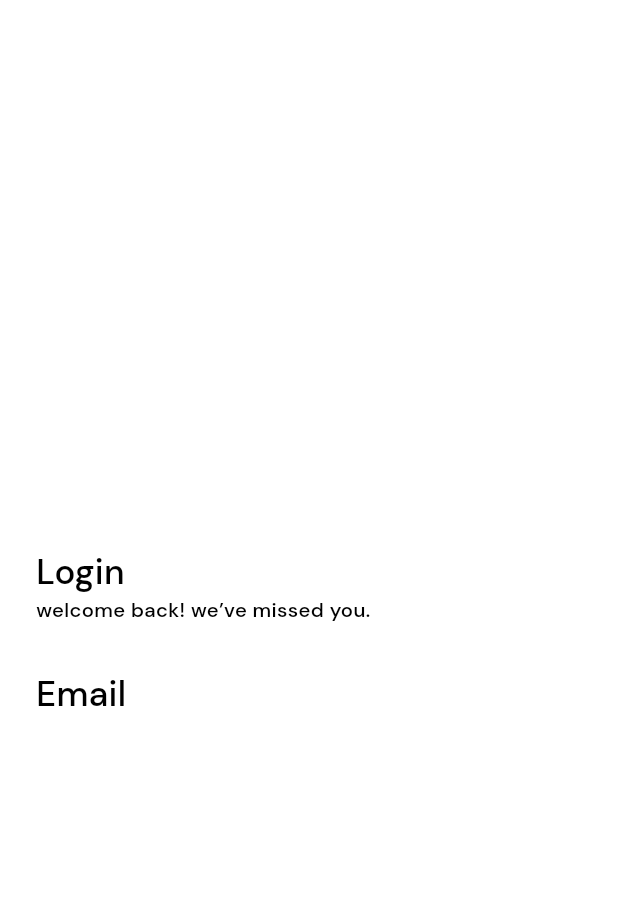
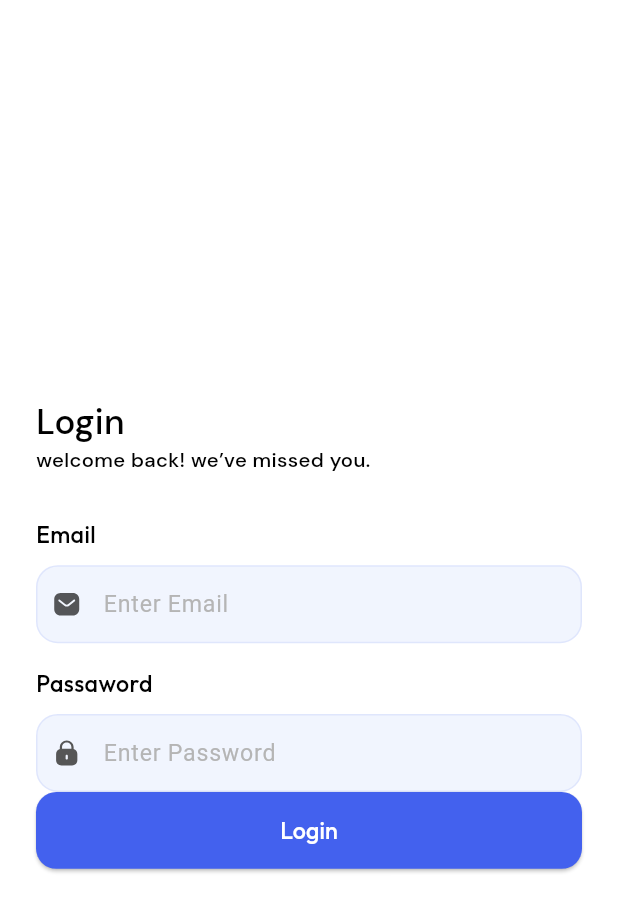
Before and after one commit to alfayej55/Jobless, a Flutter app: the screen it shows after launch, after a tap on "Login", on a phone screen of 412 x 824 dp. Shown: the top 912 px of the screen. Run offline on Flutter 3.47's test engine with Material 3 defaults, Android fonts, the phone set to English and light mode, and no system bars; our stand-ins replace animated_notch_bottom_bar, flutter_screenutil, flutter_spinkit, flutter_svg, get, shared_preferences.

Commit message:
login screen

```diff
--- a/lib/helpers/route.dart
+++ b/lib/helpers/route.dart
@@ -30,7 +30,7 @@ class AppRoutes{
     GetPage(name:profileScreen, page: ()=>const ProfileScreen(),transition: Transition.noTransition),
      GetPage(name:jobConfirmScreen, page: ()=>const JobConfiramScreen()),
      GetPage(name:jobCategoriScreen, page: ()=>const JoblessCategoricScreen()),
-     GetPage(name:loginScreen, page: ()=>const LoginScreen()),
+     GetPage(name:loginScreen, page: ()=> LoginScreen()),
   ];
 
 
--- a/lib/themes/light_theme.dart
+++ b/lib/themes/light_theme.dart
@@ -1,4 +1,5 @@
 import 'package:flutter/material.dart';
+import 'package:flutter_screenutil/flutter_screenutil.dart';
 import 'package:jobless/utils/app_colors.dart';
 
 ThemeData light({Color color = const Color(0xFF4361EE)}) => ThemeData(
@@ -9,10 +10,24 @@ ThemeData light({Color color = const Color(0xFF4361EE)}) => ThemeData(
   brightness: Brightness.light,
 
   hintColor: Color(0xFF9F9F9F),
-  cardColor: Colors.white,
+  cardColor: AppColors.primaryColor,
   bottomNavigationBarTheme: BottomNavigationBarThemeData(
       backgroundColor: Colors.white,
     elevation: 5,
+  ),
+  inputDecorationTheme: InputDecorationTheme(
+      filled: true,
+      fillColor: AppColors.fillColor,
+      hintStyle: TextStyle(color:AppColors.hintColor,fontSize:16.sp),
+      isDense: true,
+      contentPadding:EdgeInsets.symmetric(
+          horizontal:12.w,
+          vertical: 16.h
+      ),
+      enabledBorder: enableBorder(),
+      focusedBorder: focusedBorder(),
+      errorBorder:errorBorder()
+
   ),
   outlinedButtonTheme: OutlinedButtonThemeData(
     style: OutlinedButton.styleFrom(
@@ -20,6 +35,7 @@ ThemeData light({Color color = const Color(0xFF4361EE)}) => ThemeData(
 
     ),
   ),
+
 
   textButtonTheme: TextButtonThemeData(style: TextButton.styleFrom(foregroundColor: color)),
   colorScheme: ColorScheme.light(primary: color, secondary: color).copyWith(background: const Color(0xFFF3F3F3)).copyWith(error: Color(0xFFE84D4F)),
@@ -30,3 +46,30 @@ ThemeData light({Color color = const Color(0xFF4361EE)}) => ThemeData(
 
 
 );
+OutlineInputBorder enableBorder() {
+  return OutlineInputBorder(
+    borderRadius: BorderRadius.circular(15.r),
+    borderSide: BorderSide(
+      color: AppColors.primaryColor.withOpacity(0.1),
+    ),
+
+
+  );
+}
+OutlineInputBorder focusedBorder() {
+  return OutlineInputBorder(
+    borderRadius: BorderRadius.circular(15.r),
+    borderSide:BorderSide(
+      color: AppColors.primaryColor,
+    ),
+  );
+}
+
+OutlineInputBorder errorBorder() {
+  return OutlineInputBorder(
+    borderRadius: BorderRadius.circular(8.r),
+    borderSide:const BorderSide(
+      color: Colors.red,
+    ),
+  );
+}
--- a/lib/utils/app_colors.dart
+++ b/lib/utils/app_colors.dart
@@ -14,7 +14,7 @@ class AppColors{
   static Color dark2Color = const Color(0xff565656);
   static Color hintColor = const Color(0xFFB5B5B5);
   static Color greyColor = const Color(0xFFB5B5B5);
-  static Color fillColor = const Color(0xFFE9F3FD).withOpacity(0.3);
+  static Color fillColor = const Color(0xFF5181F8).withOpacity(0.08);
   static Color dividerColor = const Color(0xFF555555);
   static Color shadowColor = const Color(0xFF2B2A2A);
   static Color bottomBarColor = const Color(0xFF343434);
--- a/lib/utils/app_icons.dart
+++ b/lib/utils/app_icons.dart
@@ -1,10 +1,11 @@
 class AppIcons{
 
+  static String baseUrl="assets/icons";
   static String homeIcon="assets/icons/home_icon.svg";
   static String notificationIcon="assets/icons/notification_icon.svg";
   static String profileIcon="assets/icons/profile_icon.svg";
   static String massageIcon="assets/icons/massage_icon.svg";
-  static String passwordIcon="assets/icons/passaword_icon.svg";
+  static String passwordIcon="assets/icons/password_icon.svg";
   static String rewordIcon="assets/icons/reword_icon.svg";
   static String searchIcon="assets/icons/search_icon.svg";
   static String likeIcon="assets/icons/like_icon.svg";
--- a/lib/views/base/custom_button.dart
+++ b/lib/views/base/custom_button.dart
@@ -36,7 +36,7 @@ class CustomButton extends StatelessWidget {
             height: 20.h,
             width: 20.h,
             child: const CircularProgressIndicator(color: Colors.white,),
-          ):Text(text,style:textStyle?? AppStyles.h3(fontWeight: FontWeight.w500,color:Colors.white),)),
+          ):Text(text,style:textStyle?? AppStyles.h4(fontWeight: FontWeight.w500,color:Colors.white,family: "Schuyler"),)),
     );
   }
 }
--- a/lib/views/base/custom_text_field.dart
+++ b/lib/views/base/custom_text_field.dart
@@ -82,7 +82,7 @@ class _CustomTextFieldState extends State<CustomTextField> {
           },
       cursorColor: AppColors.primaryColor,
       obscureText: widget.isPassword ? obscureText : false,
-      style: TextStyle(color: Colors.white, fontSize: 16.sp),
+      style: TextStyle(color: AppColors.textColor, fontSize: 16.sp),
       decoration: InputDecoration(
         contentPadding: EdgeInsets.symmetric(
             horizontal: widget.contentPaddingHorizontal ?? 20.w,
--- a/lib/views/screen/Auth/login_screen.dart
+++ b/lib/views/screen/Auth/login_screen.dart
@@ -1,10 +1,17 @@
 import 'package:flutter/material.dart';
 import 'package:flutter_screenutil/flutter_screenutil.dart';
+import 'package:flutter_svg/flutter_svg.dart';
+import 'package:jobless/utils/app_icons.dart';
+import 'package:jobless/utils/app_image.dart';
 import 'package:jobless/utils/app_string.dart';
 import 'package:jobless/utils/style.dart';
+import 'package:jobless/views/base/custom_button.dart';
+import 'package:jobless/views/base/custom_text_field.dart';
 
 class LoginScreen extends StatelessWidget {
-  const LoginScreen({super.key});
+   LoginScreen({super.key});
+
+  TextEditingController emailCtrl=TextEditingController();
 
   @override
   Widget build(BuildContext context) {
@@ -18,14 +25,40 @@ class LoginScreen extends StatelessWidget {
           children: [
             SizedBox(height: 20.h,),
             Text(AppString.loginText,style:AppStyles.h1()),
-            Text(AppString.subLoginText,style:AppStyles.h5(family: "DMSans")),
+            Text(AppString.subLoginText,style:AppStyles.h5()),
+
             SizedBox(height: 30.h),
 
-            Text(AppString.emailText,style:AppStyles.h1()),
+            Text(AppString.emailText,style:AppStyles.h4(family: "Schuyler")),
+            SizedBox(height: 10.h),
+            CustomTextField(
+                isEmail: true,
+                contentPaddingVertical: 15.h,
+                hintText: "Enter Email",
+                prefixIcon: Padding(
+                  padding:  EdgeInsets.symmetric(horizontal: 10.w),
+                  child: SvgPicture.asset(AppIcons.emailIcon),
+                ),
 
+                controller: emailCtrl),
 
+            SizedBox(height: 16.h),
+            Text(AppString.passawordText,style:AppStyles.h4(family: "Schuyler")),
 
+            SizedBox(height: 10.h),
 
+            CustomTextField(
+                isEmail: true,
+                contentPaddingVertical: 15.h,
+                hintText: "Enter Password",
+                prefixIcon: Padding(
+                  padding:  EdgeInsets.symmetric(horizontal: 10.w),
+                  child: SvgPicture.asset(AppIcons.passwordIcon),
+                ),
+
+                controller: emailCtrl),
+
+            CustomButton(onTap: (){}, text: AppString.loginText)
 
           ],
         ),
```
